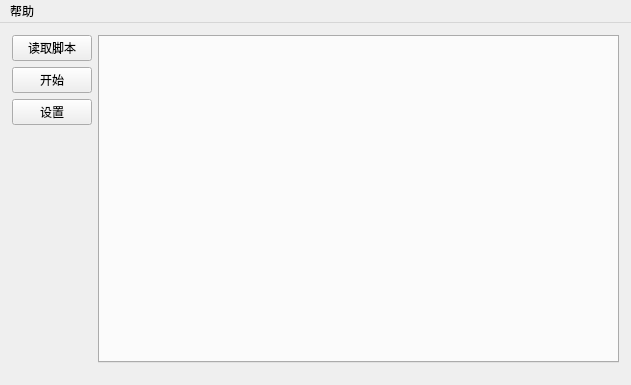
Above: mainwindow.ui from uvbs/mhgamebot before the change. Below: the same form after it.
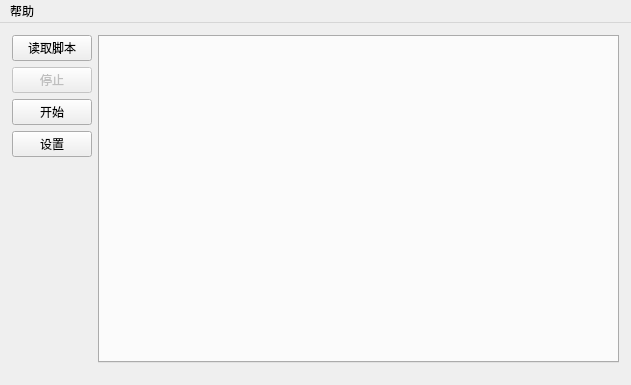
That is the form after the change. Icons and pictures are not drawn.

Commit message: 添加一个停止按钮

```diff
--- a/mainwindow.ui
+++ b/mainwindow.ui
@@ -73,6 +73,16 @@
             </property>
            </widget>
           </item>
+          <item>
+           <widget class="QPushButton" name="pushButton_stop">
+            <property name="enabled">
+             <bool>false</bool>
+            </property>
+            <property name="text">
+             <string>停止</string>
+            </property>
+           </widget>
+          </item>
           <item>
            <widget class="QPushButton" name="pushButton_start">
             <property name="whatsThis">
```
The commit also changes 2 other files.
